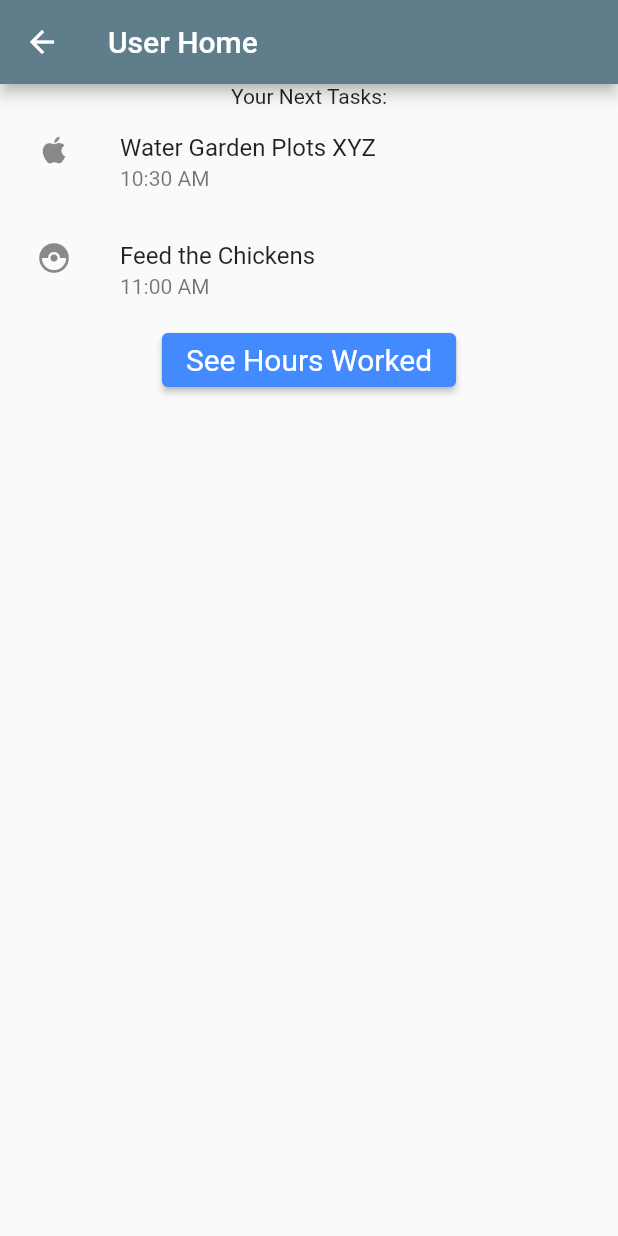
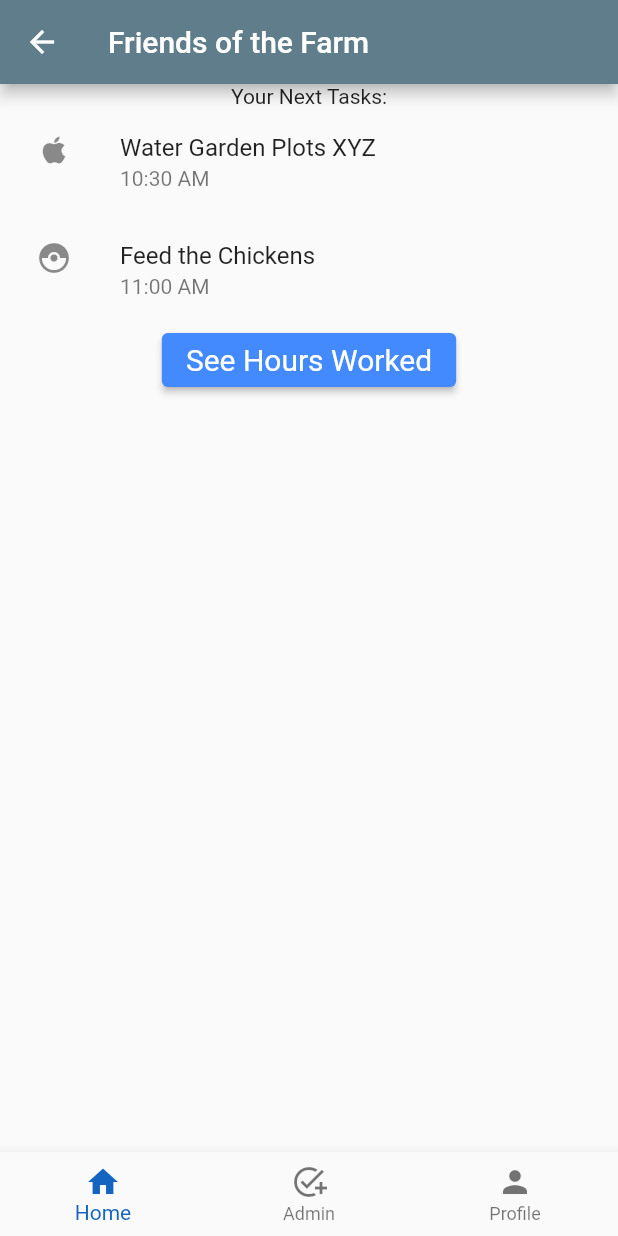
Before and after one commit to cathymariza/Friends_of_the_farm, a Flutter app: the UserHomePage screen opened directly, on a phone screen of 412 x 824 dp. Run offline on Flutter 3.47's test engine with Material 2 defaults, Android fonts, the light colour scheme and no system bars.

Commit message:
Got all navigation working (badly formated, but working)

```diff
--- a/friends_of_the_farm/lib/user_home.dart
+++ b/friends_of_the_farm/lib/user_home.dart
@@ -28,13 +28,15 @@ class UserHomePage extends StatefulWidget {
 }
 
 class _UserHomeState extends State<UserHomePage> {
-  @override
-  Widget build(BuildContext context) {
-    return Scaffold(
-      appBar: AppBar(
-        title: const Text('User Home'),
-      ),
-      body: Column(mainAxisSize: MainAxisSize.min, children: [
+  int _selectedIndex = 0;
+  void _onItemTapped(int index) {
+    setState(() {
+      _selectedIndex = index;
+    });
+  }
+
+  static List<Widget> _pages = <Widget>[
+    Column(mainAxisSize: MainAxisSize.min, children: [
       const Text('Your Next Tasks:'),
       Padding(
         padding: const EdgeInsets.only(left: 8.0),
@@ -55,7 +57,7 @@ class _UserHomeState extends State<UserHomePage> {
         ),
       ),
       ElevatedButton(
-          key: const Key("LoginButton"),
+        key: const Key("HoursWorked"),
         style: ElevatedButton.styleFrom(
             textStyle: const TextStyle(fontSize: 20),
             primary: Colors.blueAccent),
@@ -63,6 +65,97 @@ class _UserHomeState extends State<UserHomePage> {
         onPressed: () {},
       ),
     ]),
+    Column(
+      mainAxisSize: MainAxisSize.min,
+      children: [
+        ListTile(
+          leading: CircleAvatar(),
+          title: const Text('Admin'),
+          subtitle: const Text('admin@sample.com'),
+        ),
+        const Text('Groups You Manage'),
+        Padding(
+          padding: const EdgeInsets.only(left: 8.0),
+          child: Column(
+            mainAxisSize: MainAxisSize.min,
+            children: const [
+              ListTile(
+                leading: Icon(Icons.apple),
+                title: Text('Community Garden'),
+              ),
+              ListTile(
+                leading: Icon(Icons.catching_pokemon),
+                title: Text('Chickens'),
+              ),
+            ],
+          ),
+        ),
+        ElevatedButton(
+          key: const Key("Assign Task"),
+          style: ElevatedButton.styleFrom(
+              textStyle: const TextStyle(fontSize: 20),
+              primary: Colors.blueAccent),
+          child: const Text('Assign A Task'),
+          onPressed: () {},
+        ),
+      ],
+    ),
+    Column(
+      mainAxisSize: MainAxisSize.min,
+      children: [
+        ListTile(
+          leading: CircleAvatar(),
+          title: const Text('Sample User'),
+          subtitle: const Text('user@sample.com'),
+        ),
+        const Text('Your Task Groups'),
+        Padding(
+          padding: const EdgeInsets.only(left: 8.0),
+          child: Column(
+            mainAxisSize: MainAxisSize.min,
+            children: const [
+              ListTile(
+                leading: Icon(Icons.apple),
+                title: Text('Community Garden'),
+              ),
+              ListTile(
+                leading: Icon(Icons.catching_pokemon),
+                title: Text('Chickens'),
+              ),
+            ],
+          ),
+        ),
+      ],
+    ),
+  ];
+
+  @override
+  Widget build(BuildContext context) {
+    return Scaffold(
+      appBar: AppBar(
+        title: const Text('Friends of the Farm'),
+      ),
+      body: _pages.elementAt(_selectedIndex),
+      bottomNavigationBar: BottomNavigationBar(
+        items: const [
+          BottomNavigationBarItem(
+            icon: Icon(Icons.home),
+            label: 'Home',
+          ),
+          BottomNavigationBarItem(
+            icon: Icon(Icons.add_task),
+            label: 'Admin',
+          ),
+          BottomNavigationBarItem(
+            icon: Icon(Icons.person),
+            label: 'Profile',
+          ),
+        ],
+        //When an item gets selected we go into a function where we save the index and use that to create the tasks
+        currentIndex: _selectedIndex,
+        selectedItemColor: Colors.blue[800],
+        onTap: _onItemTapped,
+      ),
     );
   }
 }
```
Lines whose indentation alone changed are shown as unchanged.
